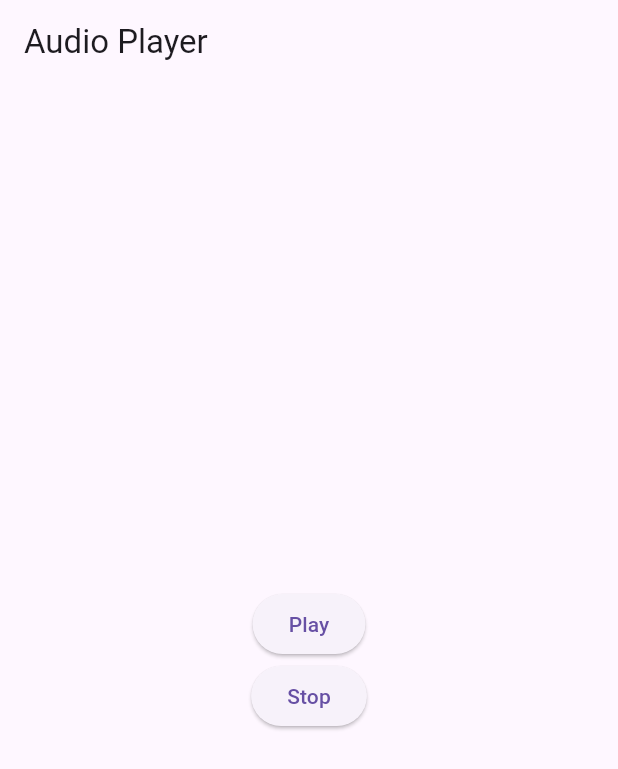
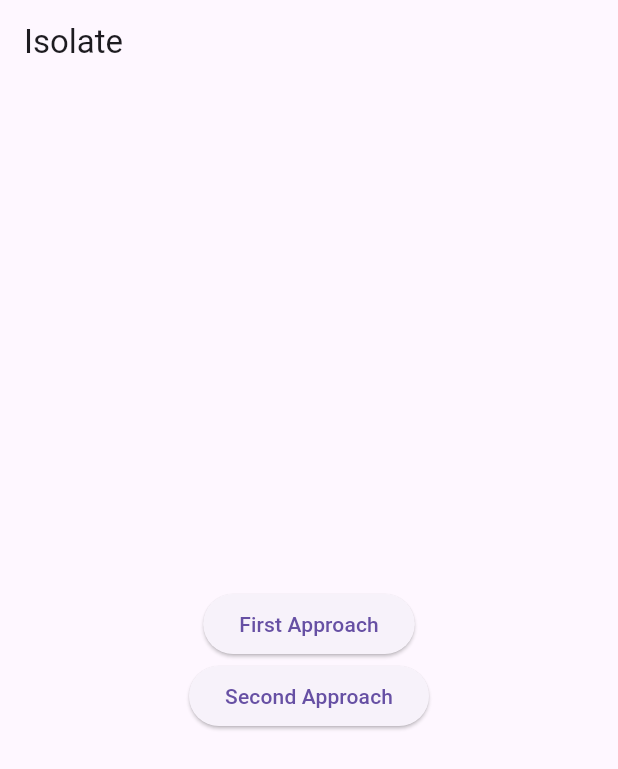
Before and after one commit to sunil-singh-chaudhary/audioplayer_Isolate, a Flutter app: the screen it shows after launch, on a phone screen of 412 x 824 dp. Shown: the top 769 px of the screen. Run offline on Flutter 3.47's test engine with Material 3 defaults, Android fonts, the phone set to English and light mode, and no system bars; missing offline and left inert: flutter_ringtone_player.

Commit message:
working on second approach

```diff
--- a/lib/main.dart
+++ b/lib/main.dart
@@ -1,56 +1,41 @@
-import 'dart:isolate';
-import 'dart:ui';
-import 'package:audioplayers/audioplayers.dart';
 import 'package:flutter/material.dart';
-import 'package:flutter_ringtone_player/flutter_ringtone_player.dart';
-
-String portName = 'audio_isolate';
-
-fcmBackgroundHandler() async {
-  ReceivePort receiver = ReceivePort();
-  IsolateNameServer.registerPortWithName(receiver.sendPort, portName);
-
-  receiver.listen((message) async {
-    debugPrint('oyeah play $message');
-    if (message == "play") {
-      await FlutterRingtonePlayer().play(
-        looping: true,
-        fromAsset: 'assets/ringtone.mp3',
-      );
-    }
-    if (message == "stop") {
-      await FlutterRingtonePlayer().stop();
-    }
-  });
-}
+import 'package:isolate_audio/firstapproach.dart';
+import 'package:isolate_audio/secondapproach.dart';
 
 void main() async {
   WidgetsFlutterBinding.ensureInitialized();
-  runApp(const MyApp());
+  runApp(const SstartApp());
+}
+
+class SstartApp extends StatelessWidget {
+  const SstartApp({Key? key});
+
+  @override
+  Widget build(BuildContext context) {
+    return const MaterialApp(
+      home: MyApp(),
+    );
+  }
 }
 
 class MyApp extends StatefulWidget {
-  const MyApp({super.key});
+  const MyApp({Key? key});
 
   @override
   State<MyApp> createState() => _MyAppState();
 }
 
 class _MyAppState extends State<MyApp> {
-  AudioPlayer? audioPlayer;
   @override
   void initState() {
     super.initState();
-
-    register();
   }
 
   @override
   Widget build(BuildContext context) {
-    return MaterialApp(
-      home: Scaffold(
+    return Scaffold(
       appBar: AppBar(
-          title: const Text('Audio Player'),
+        title: const Text('Isolate'),
       ),
       body: Center(
         child: Column(
@@ -58,24 +43,29 @@ class _MyAppState extends State<MyApp> {
           children: [
             ElevatedButton(
               onPressed: () async {
-                  IsolateNameServer.lookupPortByName(portName)?.send("play");
+                Navigator.push(
+                  context,
+                  MaterialPageRoute(
+                    builder: (context) => const Firstapproach(),
+                  ),
+                );
               },
-                child: const Text('Play'),
+              child: const Text('First Approach'),
             ),
             ElevatedButton(
               onPressed: () {
-                  IsolateNameServer.lookupPortByName(portName)?.send("stop");
+                Navigator.push(
+                  context,
+                  MaterialPageRoute(
+                    builder: (context) => const Homescreen(),
+                  ),
+                );
               },
-                child: const Text('Stop'),
+              child: const Text('Second Approach'),
             ),
           ],
         ),
       ),
-      ),
     );
   }
-
-  void register() {
-    fcmBackgroundHandler();
 }
-}
```
Also changed, not shown: lib/firstapproach.dart (added, +73 -0 lines), lib/secondapproach.dart (added, +76 -0 lines). Lines whose indentation alone changed are shown as unchanged.
